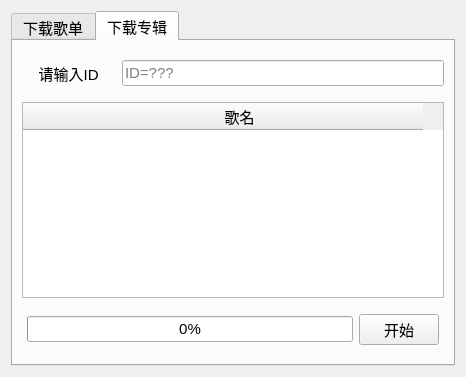
This is dwnld.ui in IamHeLP1104/163MusicDownload as Qt 5 draws it before an edit. The edited form follows.
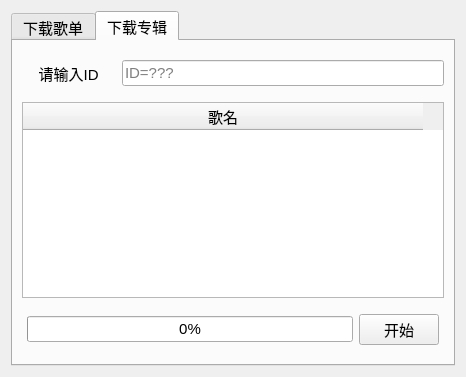
This is the edited form. The open tabs and pages were chosen to show the change. Icons and pictures are not drawn.

Commit message: v1.1 修复reset的bug

The edit to the form file:
```diff
--- a/dwnld.ui
+++ b/dwnld.ui
@@ -231,7 +231,7 @@
          </attribute>
          <column>
           <property name="text">
-           <string>        歌名</string>
+           <string>歌名</string>
           </property>
           <property name="textAlignment">
            <set>AlignCenter</set>
```
Left out of the diff: 2 changed lines with no effect on the pictures. The commit also changes 1 other file.
